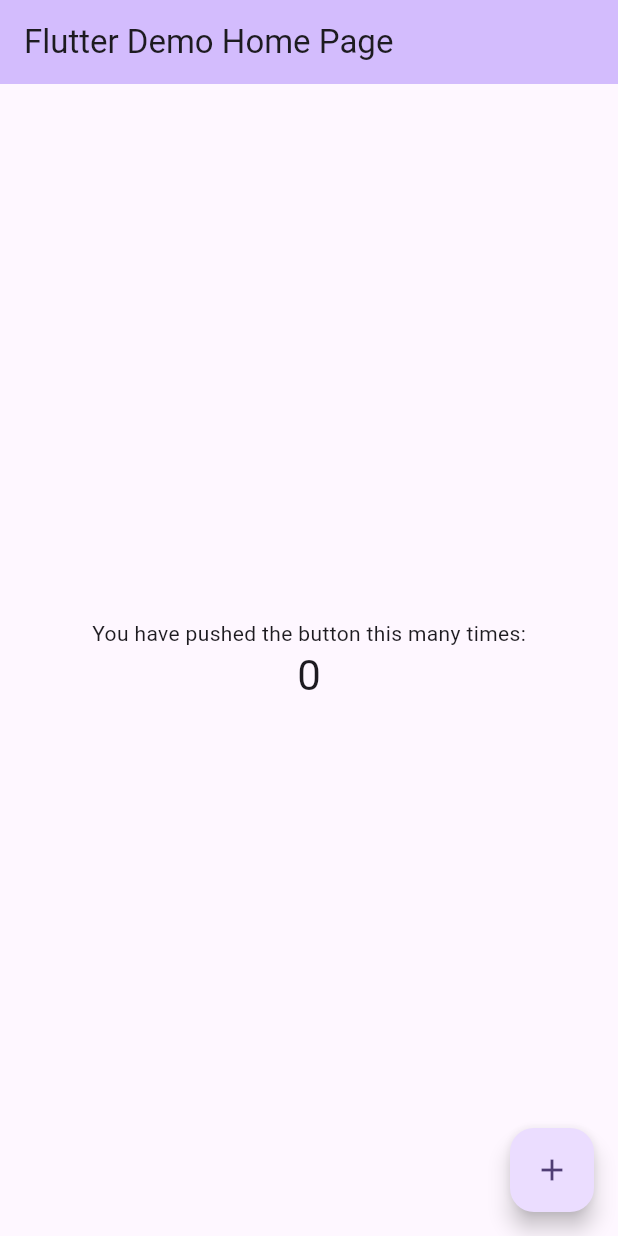
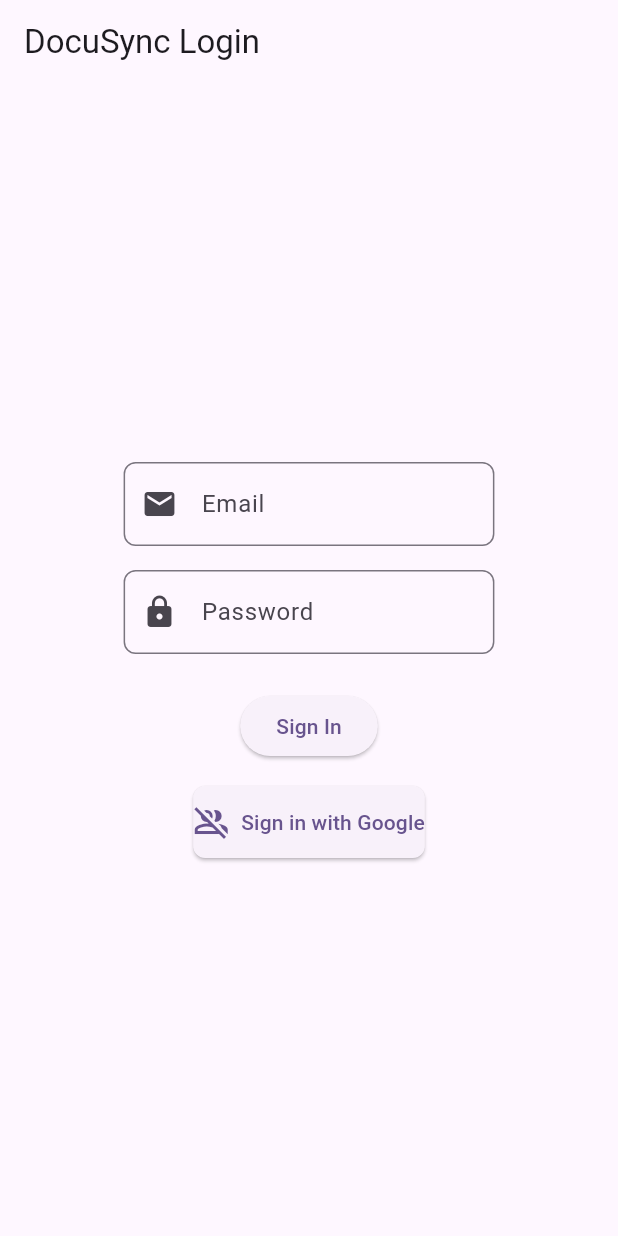
Before and after one commit to divyamD13/docu_sync, a Flutter app: the screen it shows after launch, on a phone screen of 412 x 824 dp. Run offline on Flutter 3.47's test engine with Material 3 defaults, Android fonts, the light colour scheme and no system bars.

Commit message:
login screen ui done

```diff
--- /dev/null
+++ b/lib/constants/colors.dart
@@ -0,0 +1 @@
+import 'package:flutter/material.dart';
--- a/lib/main.dart
+++ b/lib/main.dart
@@ -1,3 +1,4 @@
+import 'package:docu_sync/screens/login_screen.dart';
 import 'package:flutter/material.dart';
 
 void main() {
@@ -6,117 +7,16 @@ void main() {
 
 class MyApp extends StatelessWidget {
   const MyApp({super.key});
-
-  // This widget is the root of your application.
   @override
   Widget build(BuildContext context) {
     return MaterialApp(
+      debugShowCheckedModeBanner: false,
       title: 'Flutter Demo',
       theme: ThemeData(
-        // This is the theme of your application.
-        //
-        // TRY THIS: Try running your application with "flutter run". You'll see
-        // the application has a purple toolbar. Then, without quitting the app,
-        // try changing the seedColor in the colorScheme below to Colors.green
-        // and then invoke "hot reload" (save your changes or press the "hot
-        // reload" button in a Flutter-supported IDE, or press "r" if you used
-        // the command line to start the app).
-        //
-        // Notice that the counter didn't reset back to zero; the application
-        // state is not lost during the reload. To reset the state, use hot
-        // restart instead.
-        //
-        // This works for code too, not just values: Most code changes can be
-        // tested with just a hot reload.
+
         colorScheme: ColorScheme.fromSeed(seedColor: Colors.deepPurple),
       ),
-      home: const MyHomePage(title: 'Flutter Demo Home Page'),
+      home: LoginScreen(),
     );
   }
 }
-
-class MyHomePage extends StatefulWidget {
-  const MyHomePage({super.key, required this.title});
-
-  // This widget is the home page of your application. It is stateful, meaning
-  // that it has a State object (defined below) that contains fields that affect
-  // how it looks.
-
-  // This class is the configuration for the state. It holds the values (in this
-  // case the title) provided by the parent (in this case the App widget) and
-  // used by the build method of the State. Fields in a Widget subclass are
-  // always marked "final".
-
-  final String title;
-
-  @override
-  State<MyHomePage> createState() => _MyHomePageState();
-}
-
-class _MyHomePageState extends State<MyHomePage> {
-  int _counter = 0;
-
-  void _incrementCounter() {
-    setState(() {
-      // This call to setState tells the Flutter framework that something has
-      // changed in this State, which causes it to rerun the build method below
-      // so that the display can reflect the updated values. If we changed
-      // _counter without calling setState(), then the build method would not be
-      // called again, and so nothing would appear to happen.
-      _counter++;
-    });
-  }
-
-  @override
-  Widget build(BuildContext context) {
-    // This method is rerun every time setState is called, for instance as done
-    // by the _incrementCounter method above.
-    //
-    // The Flutter framework has been optimized to make rerunning build methods
-    // fast, so that you can just rebuild anything that needs updating rather
-    // than having to individually change instances of widgets.
-    return Scaffold(
-      appBar: AppBar(
-        // TRY THIS: Try changing the color here to a specific color (to
-        // Colors.amber, perhaps?) and trigger a hot reload to see the AppBar
-        // change color while the other colors stay the same.
-        backgroundColor: Theme.of(context).colorScheme.inversePrimary,
-        // Here we take the value from the MyHomePage object that was created by
-        // the App.build method, and use it to set our appbar title.
-        title: Text(widget.title),
-      ),
-      body: Center(
-        // Center is a layout widget. It takes a single child and positions it
-        // in the middle of the parent.
-        child: Column(
-          // Column is also a layout widget. It takes a list of children and
-          // arranges them vertically. By default, it sizes itself to fit its
-          // children horizontally, and tries to be as tall as its parent.
-          //
-          // Column has various properties to control how it sizes itself and
-          // how it positions its children. Here we use mainAxisAlignment to
-          // center the children vertically; the main axis here is the vertical
-          // axis because Columns are vertical (the cross axis would be
-          // horizontal).
-          //
-          // TRY THIS: Invoke "debug painting" (choose the "Toggle Debug Paint"
-          // action in the IDE, or press "p" in the console), to see the
-          // wireframe for each widget.
-          mainAxisAlignment: MainAxisAlignment.center,
-          children: <Widget>[
-            const Text('You have pushed the button this many times:'),
-            Text(
-              '$_counter',
-              style: Theme.of(context).textTheme.headlineMedium,
-            ),
-          ],
-        ),
-      ),
-      floatingActionButton: FloatingActionButton(
-        onPressed: _incrementCounter,
-        tooltip: 'Increment',
-        child: const Icon(Icons.add),
-      ), // This trailing comma makes auto-formatting nicer for build methods.
-    );
-  }
-}
--- /dev/null
+++ b/lib/screens/login_screen.dart
@@ -0,0 +1,113 @@
+import 'package:flutter/foundation.dart';
+import 'package:flutter/material.dart';
+
+class LoginScreen extends StatefulWidget {
+  const LoginScreen({Key? key}) : super(key: key);
+
+  @override
+  State<LoginScreen> createState() => _LoginScreenState();
+}
+
+class _LoginScreenState extends State<LoginScreen> {
+  final _formKey = GlobalKey<FormState>();
+  final TextEditingController emailController = TextEditingController();
+  final TextEditingController passwordController = TextEditingController();
+  late final double webWidth=MediaQuery.of(context).size.width * 0.3;
+  late final double mobileWidth=MediaQuery.of(context).size.width * 0.6;
+
+  void _signInWithEmailPassword() {
+    if (_formKey.currentState!.validate()) {
+      String email = emailController.text.trim();
+      String password = passwordController.text.trim();
+      print('Logging in with: $email, $password');
+    }
+  }
+
+  void _signInWithGoogle() {
+    print('Google Sign-In triggered');
+  }
+
+  @override
+  Widget build(BuildContext context) {
+    return Scaffold(
+      appBar: AppBar(title: const Text("DocuSync Login")),
+      body: Center(
+        child: Padding(
+          padding: const EdgeInsets.all(24.0),
+          child: SizedBox(
+            width: kIsWeb ? webWidth : mobileWidth,
+            child: Form(
+              key: _formKey,
+              child: Column(
+                mainAxisAlignment: MainAxisAlignment.center,
+                children: [
+                  TextFormField(
+                    controller: emailController,
+                    decoration: const InputDecoration(
+                      hintText: "Email",
+                      prefixIcon: Icon(Icons.email),
+                      border: OutlineInputBorder(
+                        borderRadius: BorderRadius.all(Radius.circular(8.0)),
+                      ),
+                    ),
+                    keyboardType: TextInputType.emailAddress,
+                    validator: (value) {
+                      if (value == null || value.trim().isEmpty) {
+                        return 'Email is required';
+                      }
+                      final emailRegex = RegExp(r'^[^@]+@[^@]+\.[^@]+');
+                      if (!emailRegex.hasMatch(value.trim())) {
+                        return 'Enter a valid email';
+                      }
+                      return null;
+                    },
+                  ),
+                  const SizedBox(height: 16),
+                  TextFormField(
+                    controller: passwordController,
+                    decoration: const InputDecoration(
+                      hintText: "Password",
+                      prefixIcon: Icon(Icons.lock),
+                      border: OutlineInputBorder(
+                        borderRadius: BorderRadius.all(Radius.circular(8.0)),
+                      ),
+                    ),
+                    obscureText: true,
+                    validator: (value) {
+                      if (value == null || value.trim().isEmpty) {
+                        return 'Password is required';
+                      }
+                      if (value.length < 6) {
+                        return 'Password must be at least 6 characters';
+                      }
+                      return null;
+                    },
+                  ),
+                  const SizedBox(height: 24),
+                  ElevatedButton(
+                      onPressed: _signInWithEmailPassword,
+                      child: const Text("Sign In"),
+                    ),
+
+                  const SizedBox(height: 16),
+                   ElevatedButton.icon(
+                      onPressed: _signInWithGoogle,
+                      icon: Icon(Icons.group_off_outlined, size: 24.0),
+                      label: const Text("Sign in with Google"),
+                      style: ElevatedButton.styleFrom(
+                        padding: const EdgeInsets.symmetric(vertical: 12.0),
+                        shape: RoundedRectangleBorder(
+                          borderRadius: BorderRadius.circular(8.0),
+                        ),
+                      ),
+                    ),
+
+                ],
+              ),
+            ),
+          ),
+        ),
+      ),
+    );
+  }
+}
--- a/pubspec.yaml
+++ b/pubspec.yaml
@@ -34,6 +34,7 @@ dependencies:
   # The following adds the Cupertino Icons font to your application.
   # Use with the CupertinoIcons class for iOS style icons.
   cupertino_icons: ^1.0.8
+  google_sign_in: ^7.1.1
 
 dev_dependencies:
   flutter_test:
@@ -58,9 +59,8 @@ flutter:
   uses-material-design: true
 
   # To add assets to your application, add an assets section, like this:
-  # assets:
-  #   - images/a_dot_burr.jpeg
-  #   - images/a_dot_ham.jpeg
+  assets:
+    - assets/images/g-logo.png
 
   # An image asset can refer to one or more resolution-specific "variants", see
   # https://flutter.dev/to/resolution-aware-images
```
Also changed, not shown: assets/images/docs-logo.png (added), assets/images/g-logo.png (added), pubspec.lock, 1 other file.
